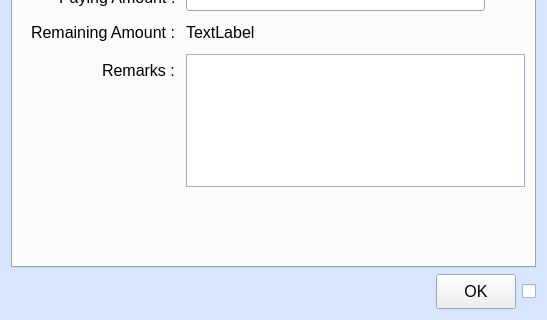
Watti/estorecpp, file estorecpp/latepaymentwidget.ui: the form before one commit; both pictures show x 0 to 547 and y 158 to 478 of the 547 by 478 pixel window.
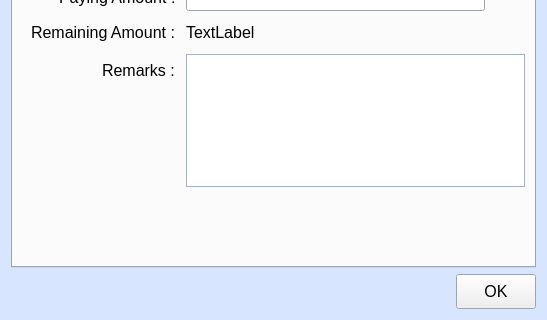
The form after the commit. Icons and pictures are not drawn.

Patch:
```diff
--- a/estorecpp/latepaymentwidget.ui
+++ b/estorecpp/latepaymentwidget.ui
@@ -836,17 +836,6 @@
        </property>
       </widget>
      </item>
-     <item>
-      <widget class="QCheckBox" name="doPrintCB">
-       <property name="text">
-        <string/>
-       </property>
-       <property name="icon">
-        <iconset>
-         <normaloff>icons/print.png</normaloff>icons/print.png</iconset>
-       </property>
-      </widget>
-     </item>
     </layout>
    </item>
   </layout>
```
